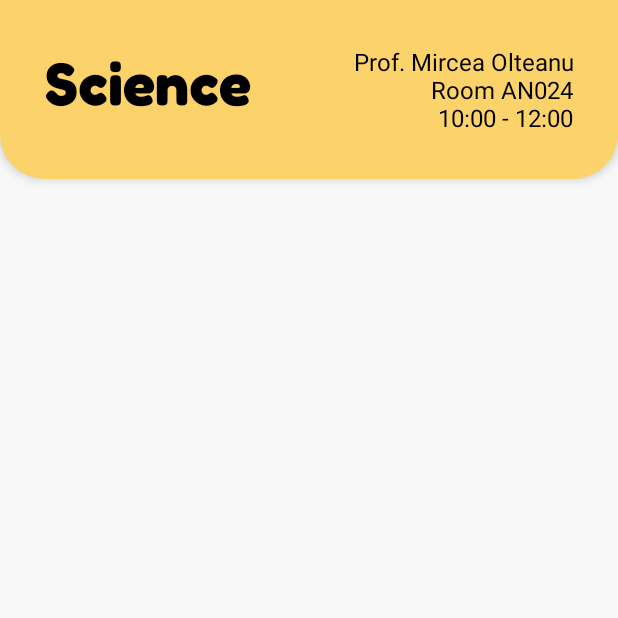
After one commit to year-3-projects-cti/MDAD, an Android app: the ClassActivity screen opened directly, with no data from a screen before it, on a phone screen of 412 x 824 dp, the top half of it. The commit adds this screen. Run offline under Robolectric (Android 15) with nearby library versions, the phone set to English and light mode, and no system bars.

Commit message:
add class specific page

```diff
--- a/app/build.gradle.kts
+++ b/app/build.gradle.kts
@@ -33,6 +33,9 @@ android {
     kotlinOptions {
         jvmTarget = "11"
     }
+    buildFeatures {
+        viewBinding = true
+    }
 }
 
 dependencies {
@@ -44,6 +47,8 @@ dependencies {
     implementation(libs.androidx.constraintlayout)
     implementation("androidx.cardview:cardview:1.0.0")
     implementation ("com.google.android.material:material:1.8.0")
+    implementation(libs.androidx.navigation.fragment.ktx)
+    implementation(libs.androidx.navigation.ui.ktx)
     testImplementation(libs.junit)
     androidTestImplementation(libs.androidx.junit)
     androidTestImplementation(libs.androidx.espresso.core)
--- a/app/src/main/AndroidManifest.xml
+++ b/app/src/main/AndroidManifest.xml
@@ -12,6 +12,10 @@
         android:supportsRtl="true"
         android:theme="@style/Theme.TaskIT"
         tools:targetApi="31">
+        <activity
+            android:name=".ClassActivity"
+            android:exported="false"
+            android:theme="@style/Theme.TaskIT" />
         <activity
             android:name=".SettingsActivity"
             android:exported="false" />
--- /dev/null
+++ b/app/src/main/java/com/example/taskit/ClassActivity.kt
@@ -0,0 +1,13 @@
+package com.example.taskit
+
+import android.os.Bundle
+import androidx.activity.enableEdgeToEdge
+import androidx.appcompat.app.AppCompatActivity
+
+class ClassActivity : AppCompatActivity() {
+    override fun onCreate(savedInstanceState: Bundle?) {
+        super.onCreate(savedInstanceState)
+        enableEdgeToEdge()
+        setContentView(R.layout.activity_class)
+    }
+}
--- /dev/null
+++ b/app/src/main/res/layout/activity_class.xml
@@ -0,0 +1,44 @@
+<?xml version="1.0" encoding="utf-8"?>
+<ScrollView xmlns:android="http://schemas.android.com/apk/res/android"
+    android:layout_width="match_parent"
+    android:layout_height="match_parent"
+    android:background="#f8f8f8">
+
+    <RelativeLayout
+        android:id="@+id/top_section"
+        android:layout_width="match_parent"
+        android:layout_height="wrap_content"
+        android:background="@drawable/top_shape"
+        android:backgroundTint="@color/yellow"
+        android:elevation="4dp"
+        android:padding="30dp">
+
+        <!-- Left: Class Name -->
+        <TextView
+            android:id="@+id/class_name"
+            android:layout_width="wrap_content"
+            android:layout_height="wrap_content"
+            android:text="Science"
+            android:textSize="40sp"
+            android:fontFamily="@font/fredoka_bold"
+            android:textStyle="bold"
+            android:textColor="#000"
+            android:layout_alignParentStart="true" />
+
+        <!-- Right: Info Text -->
+        <TextView
+            android:id="@+id/info_text"
+            android:layout_width="wrap_content"
+            android:layout_height="wrap_content"
+            android:text="Prof. Mircea Olteanu\nRoom AN024\n10:00 - 12:00"
+            android:textSize="16sp"
+            android:fontFamily="@font/fredoka"
+            android:textStyle="normal"
+            android:textColor="#000"
+            android:layout_alignParentEnd="true"
+            android:gravity="end"
+            android:textAlignment="viewEnd" />
+    </RelativeLayout>
+
+
+</ScrollView>
--- a/gradle/libs.versions.toml
+++ b/gradle/libs.versions.toml
@@ -9,6 +9,8 @@ appcompat = "1.7.0"
 material = "1.12.0"
 activity = "1.9.3"
 constraintlayout = "2.2.0"
+navigationFragmentKtx = "2.8.4"
+navigationUiKtx = "2.8.4"
 
 [libraries]
 androidx-core-ktx = { group = "androidx.core", name = "core-ktx", version.ref = "coreKtx" }
@@ -19,6 +21,8 @@ androidx-appcompat = { group = "androidx.appcompat", name = "appcompat", version
 material = { group = "com.google.android.material", name = "material", version.ref = "material" }
 androidx-activity = { group = "androidx.activity", name = "activity", version.ref = "activity" }
 androidx-constraintlayout = { group = "androidx.constraintlayout", name = "constraintlayout", version.ref = "constraintlayout" }
+androidx-navigation-fragment-ktx = { group = "androidx.navigation", name = "navigation-fragment-ktx", version.ref = "navigationFragmentKtx" }
+androidx-navigation-ui-ktx = { group = "androidx.navigation", name = "navigation-ui-ktx", version.ref = "navigationUiKtx" }
 
 [plugins]
 android-application = { id = "com.android.application", version.ref = "agp" }
```
Also changed, not shown: app/src/main/java/com/example/taskit/MainActivity.kt (+9 -0 lines), app/src/main/res/values/strings.xml (+42 -0 lines).
